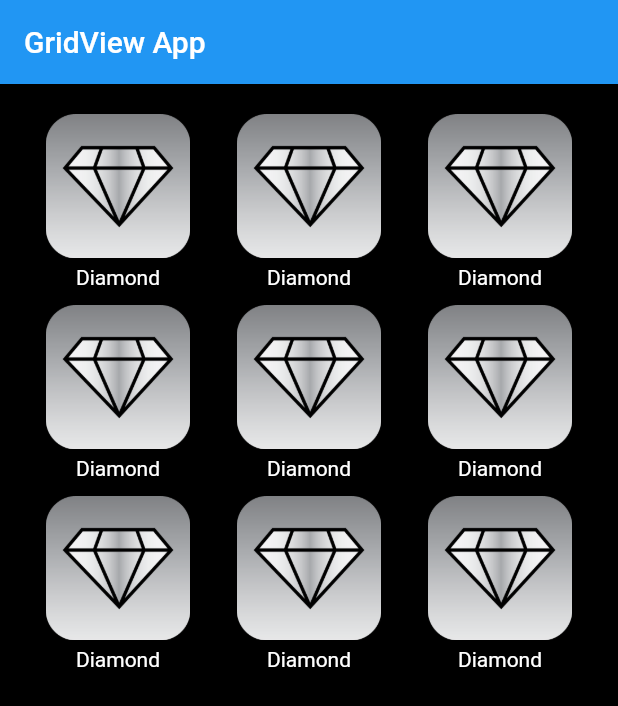
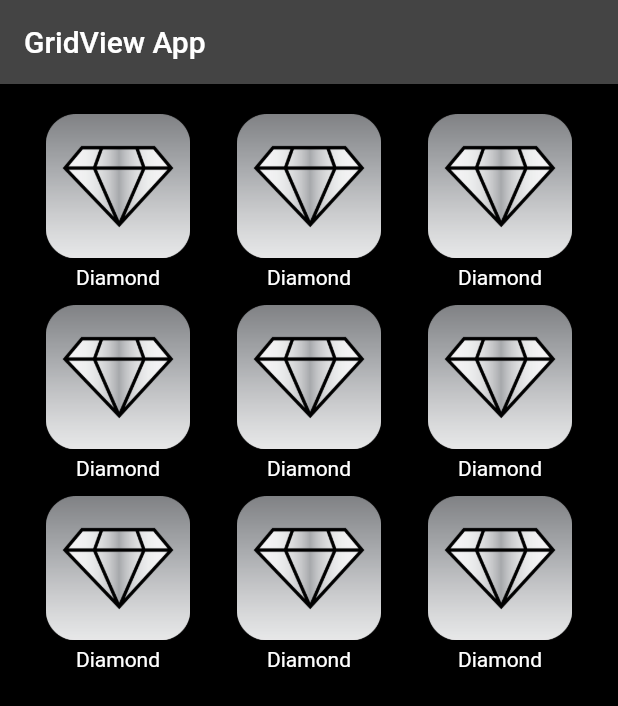
Before and after one commit to ernestrlee/Flutter-gridview-homepage, a Flutter app: the screen it shows after launch, on a phone screen of 412 x 824 dp. Shown: the top 706 px of the screen. Run offline on Flutter 3.47's test engine with Material 2 defaults, Android fonts, the phone set to English and light mode, and no system bars.

Commit message:
Updated appbar color. Added constants to main Widget.

```diff
--- a/lib/constants.dart
+++ b/lib/constants.dart
@@ -1,4 +1,4 @@
 import 'package:flutter/material.dart';
 
 const kBackgroundColor = Colors.black;
-const kAppBarColor = Color(0xFF222222);
+const kAppBarColor = Color(0xFF444444);
--- a/lib/main.dart
+++ b/lib/main.dart
@@ -8,8 +8,9 @@ class MyApp extends StatelessWidget {
   Widget build(BuildContext context) {
     return MaterialApp(
       home: Scaffold(
-        backgroundColor: Colors.black,
+        backgroundColor: kBackgroundColor,
         appBar: AppBar(
+          backgroundColor: kAppBarColor,
           title: Text(
             'GridView App',
           ),
```
